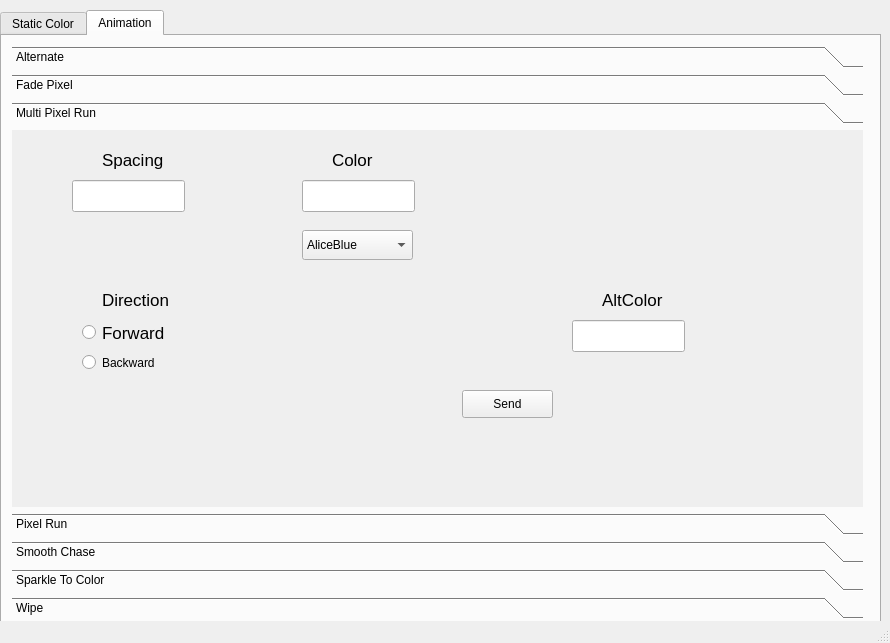
AnimatedLEDStrip/AnimatedLEDStripCppArduino, file LEDProj_GUI/mainwindow.ui: the form before one commit.
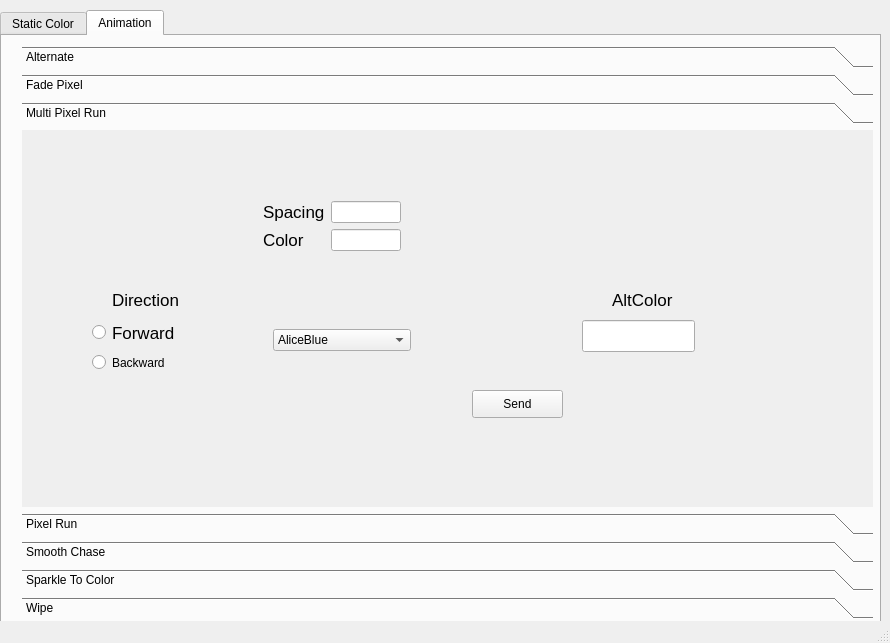
The form after the commit. The open tabs and pages were chosen to show the change.

Patch:
```diff
--- a/LEDProj_GUI/mainwindow.ui
+++ b/LEDProj_GUI/mainwindow.ui
@@ -84,7 +84,7 @@
      <widget class="QToolBox" name="Alternate_2">
       <property name="geometry">
        <rect>
-        <x>10</x>
+        <x>20</x>
         <y>10</y>
         <width>851</width>
         <height>601</height>
@@ -2229,34 +2229,6 @@
        <attribute name="label">
         <string>Multi Pixel Run</string>
        </attribute>
-       <widget class="QLineEdit" name="lineEdit_6">
-        <property name="geometry">
-         <rect>
-          <x>60</x>
-          <y>50</y>
-          <width>113</width>
-          <height>32</height>
-         </rect>
-        </property>
-       </widget>
-       <widget class="QLabel" name="label_13">
-        <property name="geometry">
-         <rect>
-          <x>90</x>
-          <y>20</y>
-          <width>62</width>
-          <height>20</height>
-         </rect>
-        </property>
-        <property name="font">
-         <font>
-          <pointsize>13</pointsize>
-         </font>
-        </property>
-        <property name="text">
-         <string>Spacing</string>
-        </property>
-       </widget>
        <widget class="QLabel" name="label_14">
         <property name="geometry">
          <rect>
@@ -2275,24 +2247,6 @@
          <string>Direction</string>
         </property>
        </widget>
-       <widget class="QLabel" name="label_15">
-        <property name="geometry">
-         <rect>
-          <x>320</x>
-          <y>20</y>
-          <width>62</width>
-          <height>20</height>
-         </rect>
-        </property>
-        <property name="font">
-         <font>
-          <pointsize>13</pointsize>
-         </font>
-        </property>
-        <property name="text">
-         <string>Color</string>
-        </property>
-       </widget>
        <widget class="QRadioButton" name="radioButton">
         <property name="geometry">
          <rect>
@@ -2342,16 +2296,6 @@
          <string>AltColor</string>
         </property>
        </widget>
-       <widget class="QLineEdit" name="lineEdit_8">
-        <property name="geometry">
-         <rect>
-          <x>290</x>
-          <y>50</y>
-          <width>113</width>
-          <height>32</height>
-         </rect>
-        </property>
-       </widget>
        <widget class="QLineEdit" name="lineEdit_10">
         <property name="geometry">
          <rect>
@@ -2375,15 +2319,18 @@
          <string>Send</string>
         </property>
        </widget>
+       <widget class="QWidget" name="gridLayoutWidget">
+        <property name="geometry">
+         <rect>
+          <x>240</x>
+          <y>170</y>
+          <width>160</width>
+          <height>80</height>
+         </rect>
+        </property>
+        <layout class="QGridLayout" name="gridLayout">
+         <item row="1" column="0">
        <widget class="QComboBox" name="comboBox_4">
-        <property name="geometry">
-         <rect>
-          <x>290</x>
-          <y>100</y>
-          <width>111</width>
-          <height>30</height>
-         </rect>
-        </property>
         <item>
          <property name="text">
           <string>AliceBlue</string>
@@ -3134,6 +3081,51 @@
           <string>YellowGreen</string>
          </property>
         </item>
+          </widget>
+         </item>
+        </layout>
+       </widget>
+       <widget class="QWidget" name="formLayoutWidget">
+        <property name="geometry">
+         <rect>
+          <x>230</x>
+          <y>60</y>
+          <width>160</width>
+          <height>80</height>
+         </rect>
+        </property>
+        <layout class="QFormLayout" name="formLayout_2">
+         <item row="0" column="0">
+          <widget class="QLabel" name="label_13">
+           <property name="font">
+            <font>
+             <pointsize>13</pointsize>
+            </font>
+           </property>
+           <property name="text">
+            <string>Spacing</string>
+           </property>
+          </widget>
+         </item>
+         <item row="0" column="1">
+          <widget class="QLineEdit" name="lineEdit_6"/>
+         </item>
+         <item row="1" column="0">
+          <widget class="QLabel" name="label_15">
+           <property name="font">
+            <font>
+             <pointsize>13</pointsize>
+            </font>
+           </property>
+           <property name="text">
+            <string>Color</string>
+           </property>
+          </widget>
+         </item>
+         <item row="1" column="1">
+          <widget class="QLineEdit" name="lineEdit_8"/>
+         </item>
+        </layout>
        </widget>
       </widget>
       <widget class="QWidget" name="page_5">
```
Left out of the diff: 2 changed lines with no effect on the pictures. Lines whose indentation alone changed are shown as unchanged.
